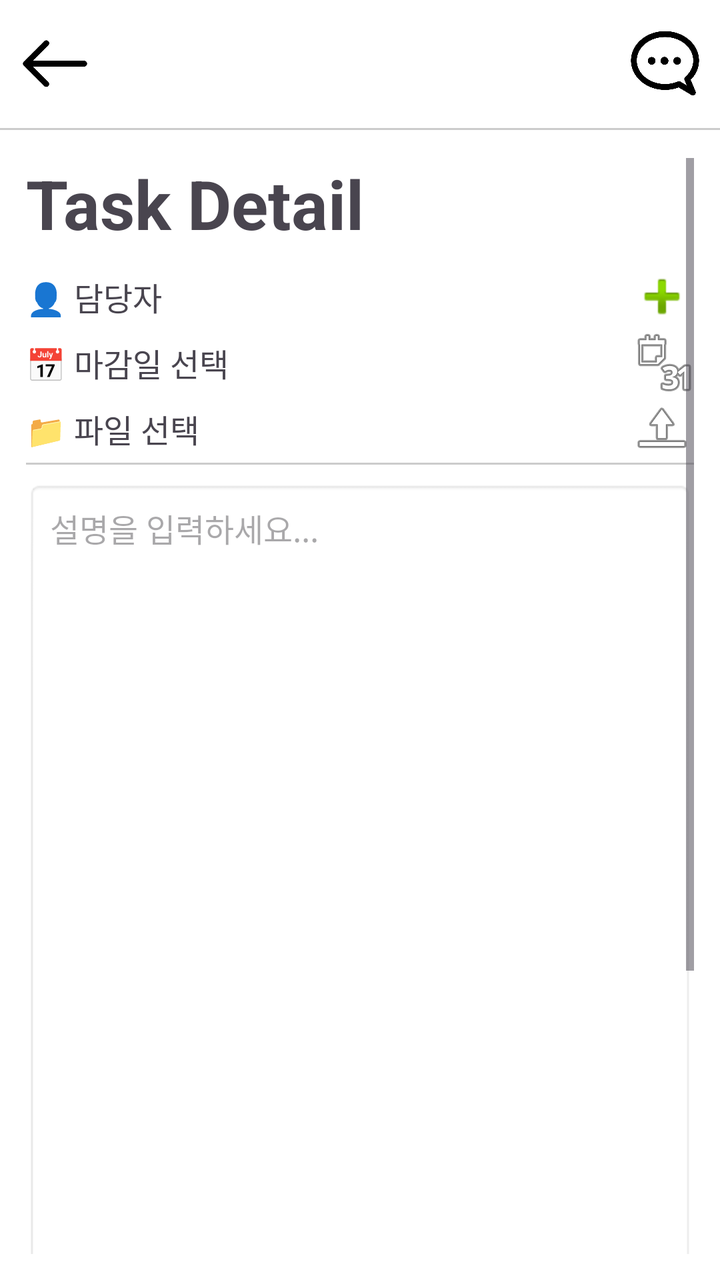
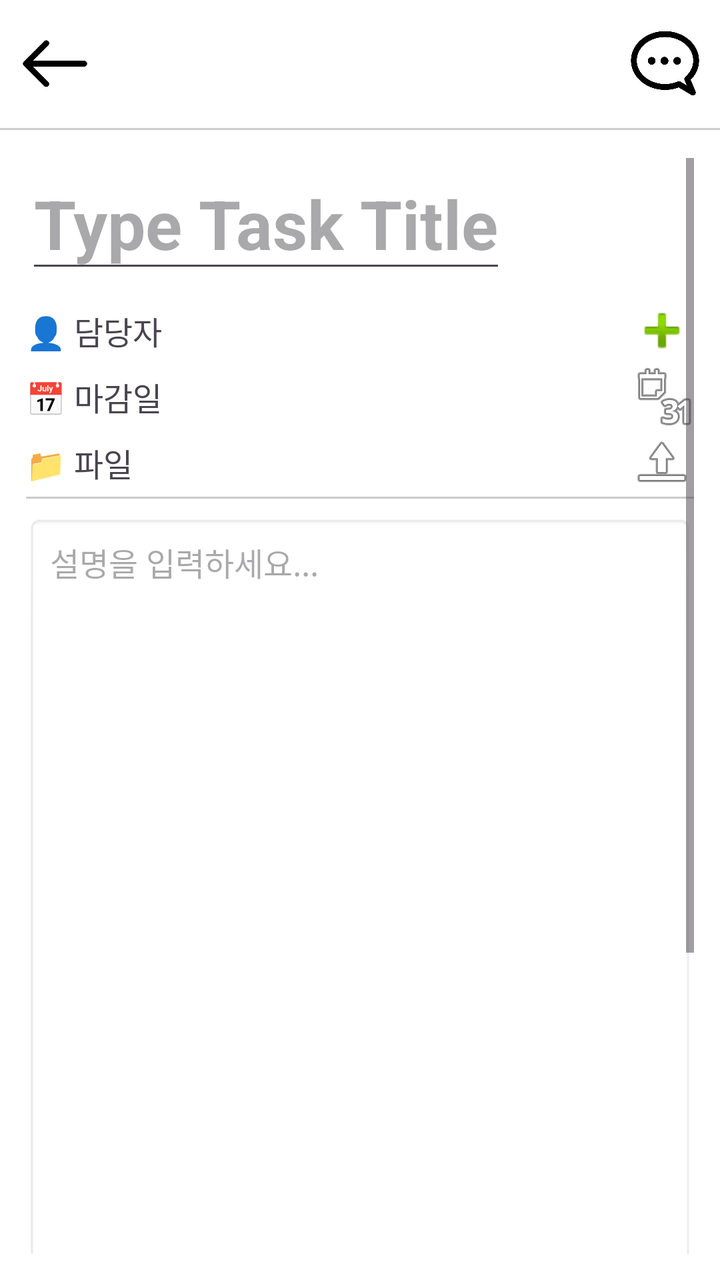

Compare the two renders of this Android layout. The source of the first and the diff that turns it into the second are given below.
<!-- AndroidManifest.xml: application theme Theme.Tasklink -->
<!-- res/layout/taskdetail.xml -->
<?xml version="1.0" encoding="utf-8"?>
<LinearLayout xmlns:android="http://schemas.android.com/apk/res/android"
    xmlns:app="http://schemas.android.com/apk/res-auto"
    android:orientation="vertical"
    android:layout_width="match_parent"
    android:layout_height="match_parent"
    android:background="@android:color/white">

    
    <RelativeLayout
        android:layout_width="match_parent"
        android:layout_height="?attr/actionBarSize"
        android:paddingHorizontal="10dp">

        <ImageButton
            android:id="@+id/button_back"
            android:layout_width="35dp"
            android:layout_height="35dp"
            android:layout_centerVertical="true"
            android:layout_alignParentStart="true"
            android:src="@drawable/ic_back_btn"
            android:background="?attr/selectableItemBackgroundBorderless"
            android:contentDescription="Back"
            android:scaleType="fitCenter" />

        <ImageButton
            android:id="@+id/button_chat"
            android:layout_width="35dp"
            android:layout_height="35dp"
            android:layout_centerVertical="true"
            android:layout_alignParentEnd="true"
            android:src="@drawable/ic_chat"
            android:background="?attr/selectableItemBackgroundBorderless"
            android:contentDescription="Chat"
            android:scaleType="fitCenter"/>

        <TextView
            android:id="@+id/bar_title"
            android:layout_width="wrap_content"
            android:layout_height="wrap_content"
            android:textSize="20sp"
            android:layout_centerInParent="true" />
    </RelativeLayout>

    <View
        android:layout_width="match_parent"
        android:layout_height="1dp"
        android:background="#CCCCCC"
        android:layout_marginBottom="1dp" />

    
    <ScrollView
        android:layout_width="match_parent"
        android:layout_height="0dp"
        android:layout_weight="1"
        android:fillViewport="true"
        android:padding="13dp">

        <LinearLayout
            android:layout_width="match_parent"
            android:layout_height="wrap_content"
            android:orientation="vertical">

            <TextView
                android:layout_width="wrap_content"
                android:layout_height="wrap_content"
                android:text="Task Detail"
                android:textSize="34sp"
                android:textStyle="bold"
                android:layout_marginBottom="8dp" />

            
            <LinearLayout
                android:layout_width="match_parent"
                android:layout_height="wrap_content"
                android:orientation="horizontal"
                android:gravity="center_vertical"
                android:layout_marginBottom="1dp">

                <TextView
                    android:id="@+id/text_assign_user"
                    android:layout_width="0dp"
                    android:layout_weight="1"
                    android:layout_height="wrap_content"
                    android:text="👤 담당자"
                    android:textSize="16sp" />

                <ImageButton
                    android:id="@+id/button_add_user"
                    android:layout_width="32dp"
                    android:layout_height="32dp"
                    android:src="@android:drawable/ic_input_add"
                    android:background="?attr/selectableItemBackgroundBorderless"
                    android:contentDescription="담당자 추가" />
            </LinearLayout>

            
            <LinearLayout
                android:layout_width="match_parent"
                android:layout_height="wrap_content"
                android:orientation="horizontal"
                android:gravity="center_vertical"
                android:layout_marginBottom="1dp">

                <TextView
                    android:id="@+id/text_deadline"
                    android:layout_width="0dp"
                    android:layout_weight="1"
                    android:layout_height="wrap_content"
                    android:text="📅 마감일 선택"
                    android:textSize="16sp" />

                <ImageButton
                    android:id="@+id/button_pick_date"
                    android:layout_width="32dp"
                    android:layout_height="32dp"
                    android:src="@android:drawable/ic_menu_month"
                    android:background="?attr/selectableItemBackgroundBorderless"
                    android:contentDescription="날짜 선택" />
            </LinearLayout>

            
            <LinearLayout
                android:layout_width="match_parent"
                android:layout_height="wrap_content"
                android:orientation="horizontal"
                android:gravity="center_vertical"
                android:layout_marginBottom="1dp">

                <TextView
                    android:id="@+id/text_file"
                    android:layout_width="0dp"
                    android:layout_weight="1"
                    android:layout_height="wrap_content"
                    android:text="📁 파일 선택"
                    android:textSize="16sp" />

                <ImageButton
                    android:id="@+id/button_pick_file"
                    android:layout_width="32dp"
                    android:layout_height="32dp"
                    android:src="@android:drawable/ic_menu_upload"
                    android:background="?attr/selectableItemBackgroundBorderless"
                    android:contentDescription="파일 선택" />
            </LinearLayout>

            
            <View
                android:layout_width="match_parent"
                android:layout_height="1dp"
                android:background="#CCCCCC"
                android:layout_marginBottom="8dp" />


        
            <EditText
                android:id="@+id/edit_description"
                android:layout_width="match_parent"
                android:layout_height="wrap_content"
                android:background="@android:drawable/editbox_background"
                android:gravity="start|top"
                android:hint="설명을 입력하세요..."
                android:inputType="textMultiLine"
                android:padding="12dp"
                android:textSize="16sp"
                android:scrollbars="none"
                android:minHeight="600dp"
                android:maxLines="999" />
        </LinearLayout>
    </ScrollView>
</LinearLayout>
<!-- resources referenced by this layout -->
<resources>
  <!-- drawable ic_back_btn: png bitmap (drawable, 3507 bytes) -->
  <!-- drawable ic_chat: png bitmap (drawable, 15996 bytes) -->
  <style name="Theme.Tasklink" parent="Base.Theme.Tasklink" />
  <style name="Base.Theme.Tasklink" parent="Theme.Material3.DayNight.NoActionBar">
          
          
      </style>
</resources>

<!-- the commit's change to res/layout/taskdetail.xml (unified diff, before → after) -->
@@ -61,10 +61,11 @@
             android:layout_height="wrap_content"
             android:orientation="vertical">
 
-            <TextView
+            <EditText
+                android:id="@+id/task_detail_task_title"
                 android:layout_width="wrap_content"
                 android:layout_height="wrap_content"
-                android:text="Task Detail"
+                android:hint="Type Task Title"
                 android:textSize="34sp"
                 android:textStyle="bold"
                 android:layout_marginBottom="8dp" />
@@ -107,7 +108,7 @@
                     android:layout_width="0dp"
                     android:layout_weight="1"
                     android:layout_height="wrap_content"
-                    android:text="📅 마감일 선택"
+                    android:text="📅 마감일"
                     android:textSize="16sp" />
 
                 <ImageButton
@@ -132,7 +133,7 @@
                     android:layout_width="0dp"
                     android:layout_weight="1"
                     android:layout_height="wrap_content"
-                    android:text="📁 파일 선택"
+                    android:text="📁 파일"
                     android:textSize="16sp" />
 
                 <ImageButton
